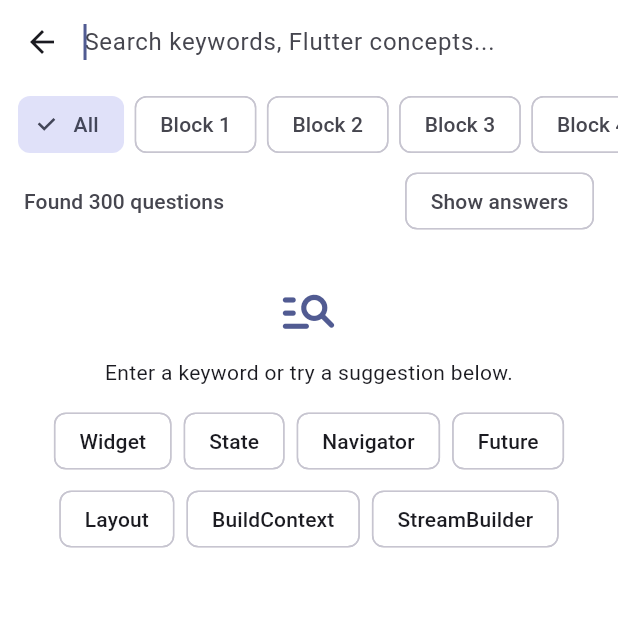
After one commit to hieucute692-rgb/bai-tap-lon-app, a Flutter app: the screen it shows after launch, after a tap on "EN", after a tap on "Search 300 questions...", on a phone screen of 412 x 824 dp, the top half of it. The commit adds this screen. Run offline on Flutter 3.47's test engine with Material 3 defaults, Android fonts, the phone set to English and light mode, and no system bars; our stand-ins replace shared_preferences.

Commit message:
them tra cuu cau hoi

```diff
--- a/lib/domain/app_strings.dart
+++ b/lib/domain/app_strings.dart
@@ -43,6 +43,15 @@ class AppStrings {
   String get quickStudyBookmarked => _t('Chỉ câu đã đánh dấu', 'Bookmarked only');
   String get quickStudyEmpty => _t('Chưa có câu nào được đánh dấu trong khối này.', 'No bookmarked questions in this block yet.');
   String get quickStudyAnswer => _t('Đáp án đúng', 'Correct answer');
+  String get searchQuestions => _t('Tra cứu nhanh', 'Quick search');
+  String get searchPrompt => _t('Tìm từ khóa, khái niệm Flutter...', 'Search keywords, Flutter concepts...');
+  String get searchHomePrompt => _t('Tra cứu nhanh 300 câu hỏi...', 'Search 300 questions...');
+  String get searchAllBlocks => _t('Tất cả', 'All');
+  String get searchShowAnswers => _t('Hiện đáp án', 'Show answers');
+  String get searchFound => _t('Tìm thấy', 'Found');
+  String get searchResults => _t('câu hỏi', 'questions');
+  String get searchEmpty => _t('Không tìm thấy câu hỏi phù hợp.', 'No matching questions found.');
+  String get searchHint => _t('Nhập từ khóa hoặc thử một gợi ý bên dưới.', 'Enter a keyword or try a suggestion below.');
   String get practiceSubtitle => _t(
         'Làm theo khối, biết đúng sai và xem giải thích ngay',
         'Practice by block with instant feedback and explanations',
--- a/lib/presentation/home_screen.dart
+++ b/lib/presentation/home_screen.dart
@@ -10,6 +10,7 @@ import 'exam_setup_screen.dart';
 import 'practice_screen.dart';
 import 'practice_setup_screen.dart';
 import 'quick_study_blocks_screen.dart';
+import 'search_questions_screen.dart';
 import 'progress_controller.dart';
 import 'question_bank_controller.dart';
 import 'settings_controller.dart';
@@ -135,6 +136,25 @@ class _Menu extends StatelessWidget {
             ],
           ),
           const SizedBox(height: 18),
+          Card(
+            margin: EdgeInsets.zero,
+            color: scheme.surfaceContainerHigh,
+            shape: RoundedRectangleBorder(borderRadius: BorderRadius.circular(16)),
+            child: InkWell(
+              borderRadius: BorderRadius.circular(16),
+              onTap: () => _push(context, SearchQuestionsScreen(bank: bank)),
+              child: Padding(
+                padding: const EdgeInsets.symmetric(horizontal: 16, vertical: 14),
+                child: Row(children: [
+                  Icon(Icons.search_rounded, color: scheme.primary),
+                  const SizedBox(width: 12),
+                  Expanded(child: Text(s.searchHomePrompt, style: Theme.of(context).textTheme.bodyLarge?.copyWith(color: scheme.onSurfaceVariant))),
+                  Icon(Icons.chevron_right_rounded, color: scheme.onSurfaceVariant),
+                ]),
+              ),
+            ),
+          ),
+          const SizedBox(height: 16),
           _ProgressCard(
             completed: completed,
             total: bank.questions.length,
--- /dev/null
+++ b/lib/presentation/search_questions_screen.dart
@@ -0,0 +1,256 @@
+import 'package:flutter/material.dart';
+import 'package:provider/provider.dart';
+
+import '../domain/question.dart';
+import '../domain/question_bank.dart';
+import 'bookmark_controller.dart';
+import 'settings_controller.dart';
+import 'strings_context.dart';
+
+class SearchQuestionsScreen extends StatefulWidget {
+  const SearchQuestionsScreen({super.key, required this.bank});
+
+  final QuestionBank bank;
+
+  @override
+  State<SearchQuestionsScreen> createState() => _SearchQuestionsScreenState();
+}
+
+class _SearchQuestionsScreenState extends State<SearchQuestionsScreen> {
+  final _queryController = TextEditingController();
+  int? _blockId;
+  bool _showAnswers = false;
+  late final List<_SearchEntry> _entries;
+
+  @override
+  void initState() {
+    super.initState();
+    _entries = [
+      for (final question in widget.bank.questions)
+        _SearchEntry(question, _searchableText(question)),
+    ];
+  }
+
+  String _searchableText(Question q) => [
+        q.questionVi,
+        q.questionEn,
+        ...q.optionsVi,
+        ...q.optionsEn,
+        q.explanationVi,
+        q.explanationEn,
+        q.blockNameVi,
+        q.blockNameEn,
+      ].join(' ').toLowerCase();
+
+  @override
+  void dispose() {
+    _queryController.dispose();
+    super.dispose();
+  }
+
+  @override
+  Widget build(BuildContext context) {
+    final lang = context.watch<SettingsController>().language;
+    final s = context.strings;
+    final query = _queryController.text.trim().toLowerCase();
+    final results = _entries
+        .where((entry) => (_blockId == null || entry.question.blockId == _blockId) &&
+            (query.isEmpty || entry.searchableText.contains(query)))
+        .toList(growable: false);
+    final scheme = Theme.of(context).colorScheme;
+
+    return Scaffold(
+      appBar: AppBar(
+        titleSpacing: 0,
+        title: TextField(
+          controller: _queryController,
+          autofocus: true,
+          textInputAction: TextInputAction.search,
+          onChanged: (_) => setState(() {}),
+          decoration: InputDecoration(
+            hintText: s.searchPrompt,
+            border: InputBorder.none,
+            suffixIcon: query.isEmpty
+                ? null
+                : IconButton(
+                    tooltip: lang == ContentLanguage.vi ? 'Xóa' : 'Clear',
+                    icon: const Icon(Icons.close_rounded),
+                    onPressed: () {
+                      _queryController.clear();
+                      setState(() {});
+                    },
+                  ),
+          ),
+        ),
+      ),
+      body: Center(
+        child: ConstrainedBox(
+          constraints: const BoxConstraints(maxWidth: 680),
+          child: Column(
+            children: [
+              SizedBox(
+                height: 54,
+                child: ListView(
+                  scrollDirection: Axis.horizontal,
+                  padding: const EdgeInsets.symmetric(horizontal: 12, vertical: 7),
+                  children: [
+                    ChoiceChip(
+                      label: Text(s.searchAllBlocks),
+                      selected: _blockId == null,
+                      onSelected: (_) => setState(() => _blockId = null),
+                    ),
+                    for (final block in widget.bank.blocks)
+                      Padding(
+                        padding: const EdgeInsets.only(left: 7),
+                        child: ChoiceChip(
+                          label: Text('${lang == ContentLanguage.vi ? 'Khối' : 'Block'} ${block.id}'),
+                          selected: _blockId == block.id,
+                          onSelected: (_) => setState(() => _blockId = block.id),
+                        ),
+                      ),
+                  ],
+                ),
+              ),
+              Padding(
+                padding: const EdgeInsets.fromLTRB(16, 0, 16, 8),
+                child: Row(
+                  children: [
+                    Expanded(
+                      child: Text('${s.searchFound} ${results.length} ${s.searchResults}',
+                          style: Theme.of(context).textTheme.labelLarge?.copyWith(color: scheme.onSurfaceVariant)),
+                    ),
+                    FilterChip(
+                      label: Text(s.searchShowAnswers),
+                      selected: _showAnswers,
+                      onSelected: (value) => setState(() => _showAnswers = value),
+                    ),
+                  ],
+                ),
+              ),
+              Expanded(
+                child: query.isEmpty
+                    ? _Suggestions(onSelect: (value) {
+                        _queryController.text = value;
+                        setState(() {});
+                      })
+                    : results.isEmpty
+                        ? Center(child: Padding(
+                            padding: const EdgeInsets.all(24),
+                            child: Text(s.searchEmpty, textAlign: TextAlign.center),
+                          ))
+                        : ListView.builder(
+                            padding: const EdgeInsets.fromLTRB(12, 0, 12, 16),
+                            itemCount: results.length,
+                            itemBuilder: (context, index) => _ResultCard(
+                              question: results[index].question,
+                              language: lang,
+                              showAnswers: _showAnswers,
+                            ),
+                          ),
+              ),
+            ],
+          ),
+        ),
+      ),
+    );
+  }
+}
+
+class _SearchEntry {
+  const _SearchEntry(this.question, this.searchableText);
+  final Question question;
+  final String searchableText;
+}
+
+class _Suggestions extends StatelessWidget {
+  const _Suggestions({required this.onSelect});
+  final ValueChanged<String> onSelect;
+
+  static const _keywords = ['Widget', 'State', 'Navigator', 'Future', 'Layout', 'BuildContext', 'StreamBuilder'];
+
+  @override
+  Widget build(BuildContext context) {
+    final s = context.strings;
+    return Padding(
+      padding: const EdgeInsets.all(20),
+      child: Column(mainAxisSize: MainAxisSize.min, children: [
+        Icon(Icons.manage_search_rounded, size: 42, color: Theme.of(context).colorScheme.primary),
+        const SizedBox(height: 10),
+        Text(s.searchHint, textAlign: TextAlign.center),
+        const SizedBox(height: 12),
+        Wrap(spacing: 8, runSpacing: 4, alignment: WrapAlignment.center, children: [
+          for (final keyword in _keywords)
+            ActionChip(label: Text(keyword), onPressed: () => onSelect(keyword)),
+        ]),
+      ]),
+    );
+  }
+}
+
+class _ResultCard extends StatelessWidget {
+  const _ResultCard({required this.question, required this.language, required this.showAnswers});
+
+  final Question question;
+  final ContentLanguage language;
+  final bool showAnswers;
+
+  @override
+  Widget build(BuildContext context) {
+    final s = context.strings;
+    final scheme = Theme.of(context).colorScheme;
+    final bookmark = context.watch<BookmarkController>();
+    final saved = bookmark.isBookmarked(question.id);
+    final options = question.optionsFor(language);
+    return Card(
+      color: scheme.surfaceContainer,
+      margin: const EdgeInsets.only(bottom: 10),
+      shape: RoundedRectangleBorder(borderRadius: BorderRadius.circular(16)),
+      child: Padding(
+        padding: const EdgeInsets.all(16),
+        child: Column(crossAxisAlignment: CrossAxisAlignment.stretch, children: [
+          Row(children: [
+            Chip(label: Text('${language == ContentLanguage.vi ? 'Khối' : 'Block'} ${question.blockId} · ${s.questionLabel(question.id)}')),
+            const Spacer(),
+            IconButton(
+              tooltip: saved ? s.removeBookmark : s.bookmarkTooltip,
+              icon: Icon(saved ? Icons.bookmark_rounded : Icons.bookmark_outline_rounded,
+                  color: saved ? scheme.primary : null),
+              onPressed: () => context.read<BookmarkController>().toggle(question.id),
+            ),
+          ]),
+          Text(question.questionFor(language), style: Theme.of(context).textTheme.titleMedium?.copyWith(fontWeight: FontWeight.w700)),
+          const SizedBox(height: 8),
+          for (var i = 0; i < options.length; i++)
+            Container(
+              margin: const EdgeInsets.only(top: 5),
+              padding: const EdgeInsets.symmetric(horizontal: 10, vertical: 8),
+              decoration: showAnswers && i == question.correctIndex
+                  ? BoxDecoration(color: Colors.green.withValues(alpha: 0.12), borderRadius: BorderRadius.circular(10), border: Border.all(color: Colors.green.withValues(alpha: 0.35)))
+                  : null,
+              child: Row(crossAxisAlignment: CrossAxisAlignment.start, children: [
+                if (showAnswers && i == question.correctIndex) ...[
+                  const Icon(Icons.check_circle_rounded, size: 18, color: Colors.green),
+                  const SizedBox(width: 8),
+                ],
+                Expanded(child: Text(options[i], style: showAnswers && i == question.correctIndex
+                    ? const TextStyle(color: Colors.green, fontWeight: FontWeight.w600)
+                    : null)),
+              ]),
+            ),
+          if (showAnswers && question.explanationFor(language).trim().isNotEmpty) ...[
+            const SizedBox(height: 10),
+            Container(
+              padding: const EdgeInsets.all(12),
+              decoration: BoxDecoration(color: scheme.surfaceContainerHigh, borderRadius: BorderRadius.circular(12)),
+              child: Column(crossAxisAlignment: CrossAxisAlignment.start, children: [
+                Text(s.explanation, style: Theme.of(context).textTheme.labelLarge?.copyWith(fontWeight: FontWeight.w700)),
+                const SizedBox(height: 4),
+                Text(question.explanationFor(language)),
+              ]),
+            ),
+          ],
+        ]),
+      ),
+    );
+  }
+}
```
